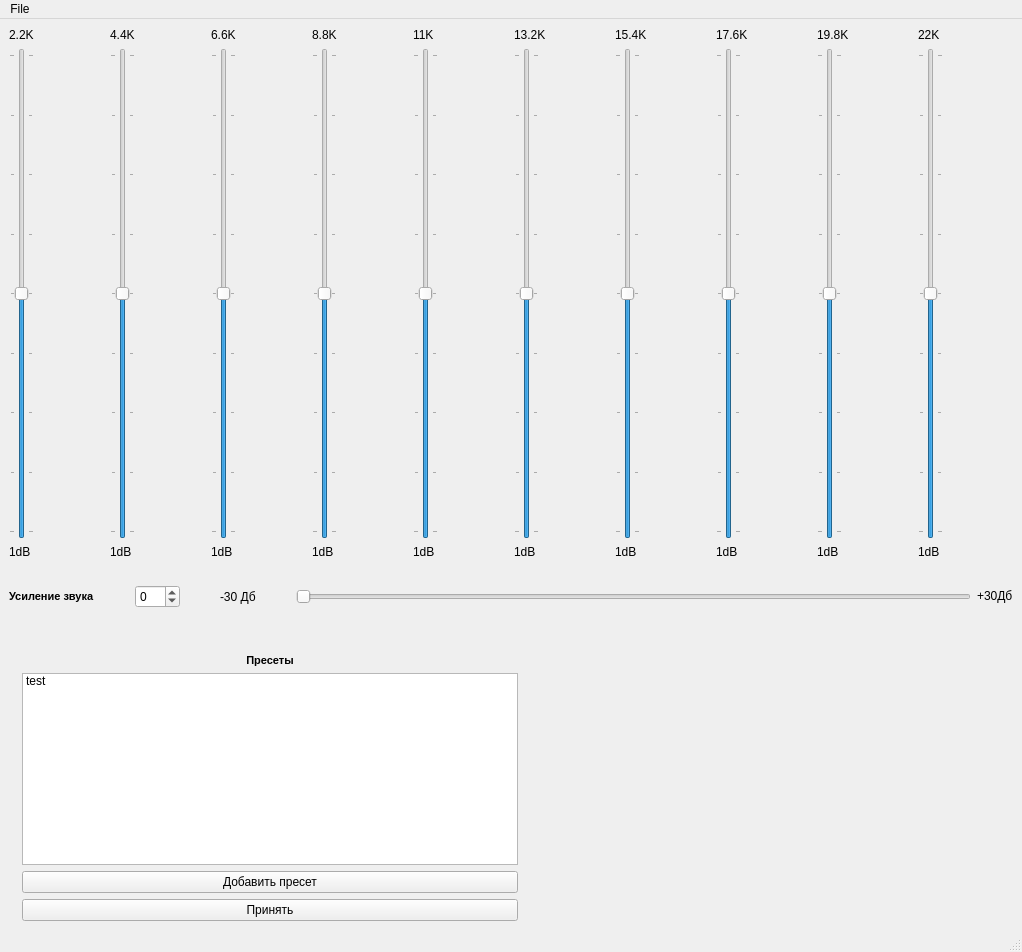
Rhombus-H/lyceum_equalizer, file static/main_window.ui: the form before one commit.
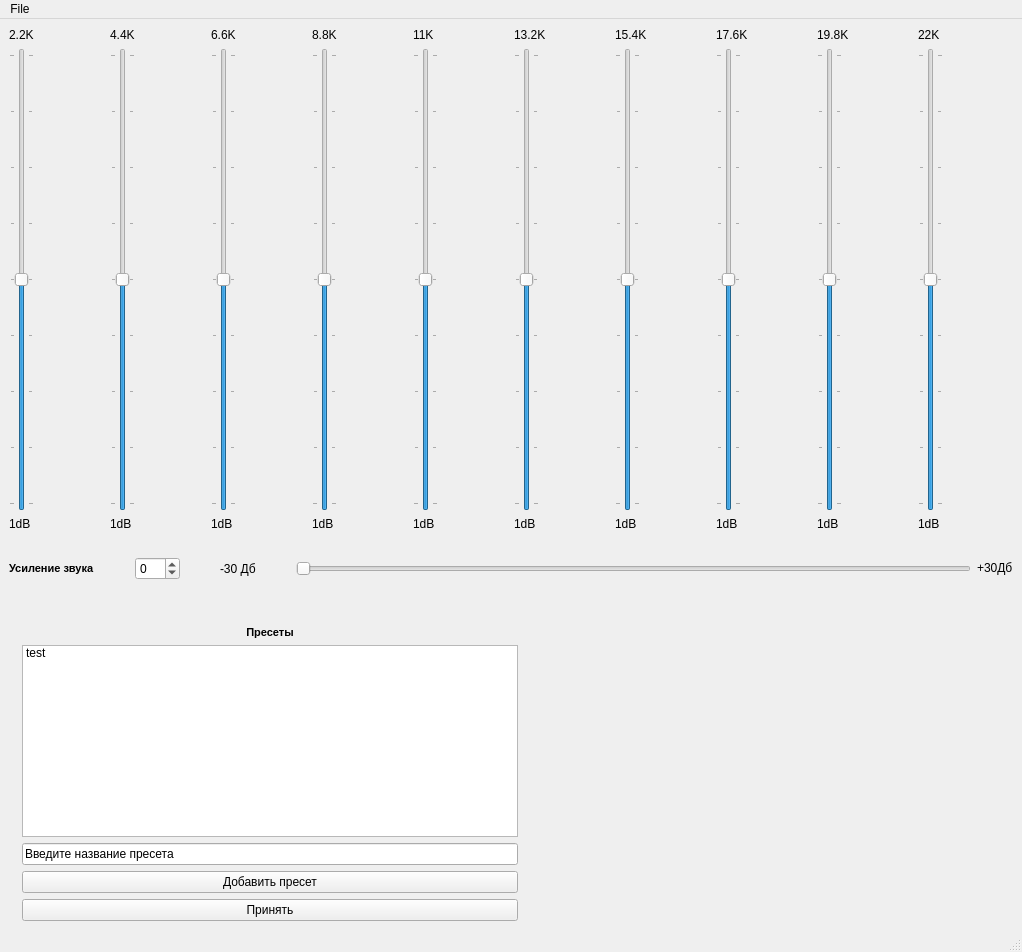
The form after the commit. Icons and pictures are not drawn.

Commit message: Картинка готова + добавлено поле для ввода названия пресета

The edit to the form file:
```diff
--- a/static/main_window.ui
+++ b/static/main_window.ui
@@ -588,6 +588,13 @@
               </item>
              </widget>
             </item>
+            <item>
+             <widget class="QLineEdit" name="lineEdit">
+              <property name="text">
+               <string>Введите название пресета</string>
+              </property>
+             </widget>
+            </item>
             <item>
              <widget class="QPushButton" name="pushButton">
               <property name="text">
```
The commit also changes 2 other files.
